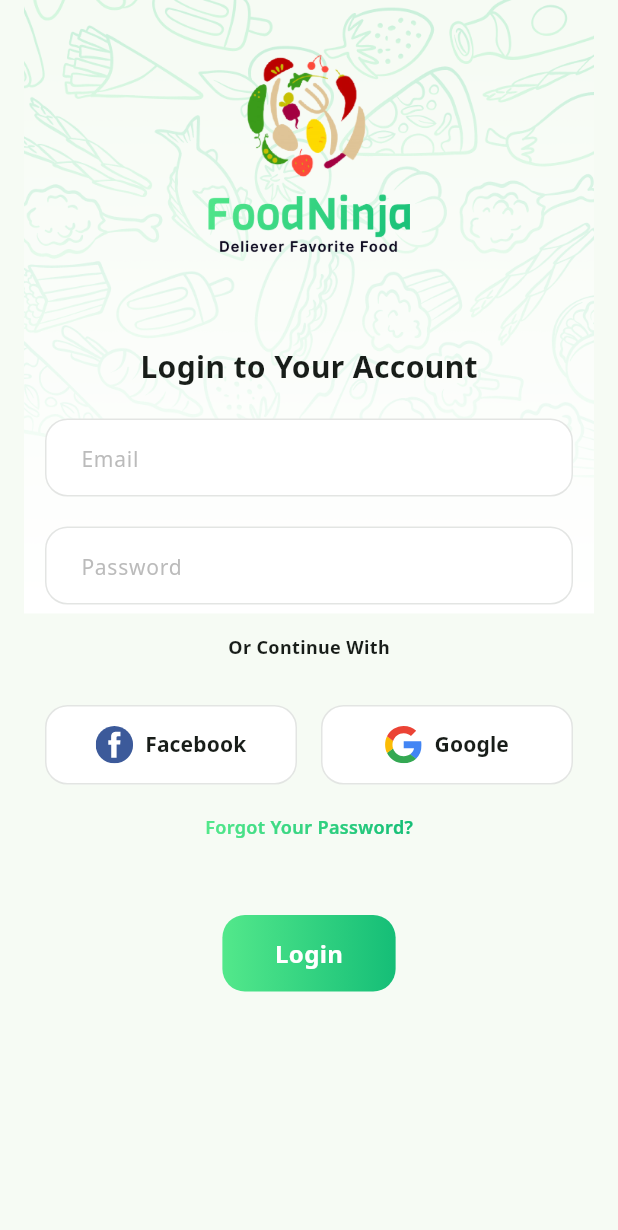
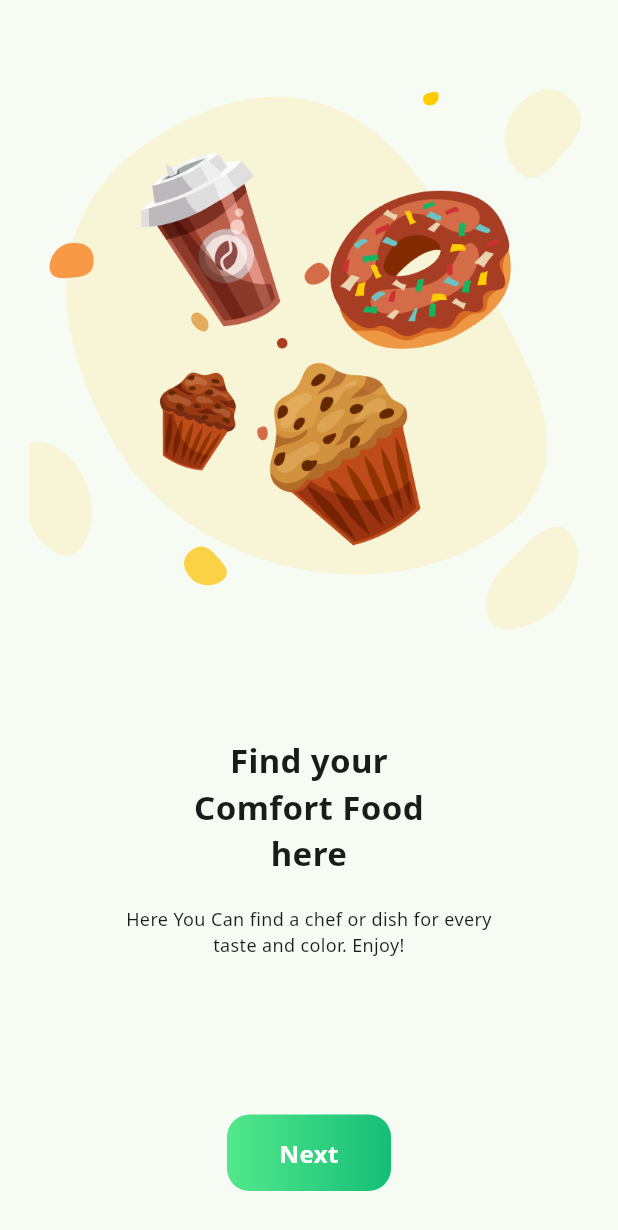
Before and after one commit to rafliandreansyah/food_delivery, a Flutter app: the screen it shows after launch, on a phone screen of 412 x 824 dp. Shown: the top 1230 px of the screen. Run offline on Flutter 3.47's test engine with Material 3 defaults, Android fonts, the phone set to English and light mode, and no system bars; drawn by our look-alikes of simple_gradient_text; our stand-ins replace flutter_svg, google_fonts.

Commit message:
slicing onboarding and splash screen

```diff
--- a/lib/main.dart
+++ b/lib/main.dart
@@ -1,5 +1,8 @@
 import 'package:flutter/material.dart';
+import 'package:food_delivery/src/core/constants/page.dart';
 import 'package:food_delivery/src/presentation/pages/login/login_page.dart';
+import 'package:food_delivery/src/presentation/pages/onboarding/onboarding_page.dart';
+import 'package:food_delivery/src/presentation/pages/splash_screen_page.dart';
 import 'util.dart';
 import 'theme.dart';
 
@@ -26,7 +29,12 @@ class MyApp extends StatelessWidget {
       debugShowCheckedModeBanner: false,
       title: 'Food Delivery App',
       theme: brightness == Brightness.light ? theme.light() : theme.dark(),
-      home: const LoginPage(),
+      initialRoute: '/',
+      routes: {
+        '/': (context) => const SplashScreenPage(),
+        loginPage: (context) => const LoginPage(),
+        onboardingPage: (context) => const OnBoardingPage(),
+      },
     );
   }
 }
--- /dev/null
+++ b/lib/src/presentation/pages/onboarding/onboarding_page.dart
@@ -0,0 +1,158 @@
+import 'package:flutter/material.dart';
+import 'package:food_delivery/src/core/assets/assets.gen.dart';
+import 'package:food_delivery/src/core/constants/page.dart';
+
+class OnBoardingPage extends StatefulWidget {
+  const OnBoardingPage({super.key});
+
+  @override
+  State<OnBoardingPage> createState() => _OnBoardingPageState();
+}
+
+class _OnBoardingPageState extends State<OnBoardingPage> {
+  late PageController _pageViewController;
+  int _currentPageIndex = 0;
+
+  @override
+  void initState() {
+    super.initState();
+    _pageViewController = PageController();
+  }
+
+  _handlePageViewChanged(int currentPageIndex) {
+    print(currentPageIndex);
+    setState(() {
+      _currentPageIndex = currentPageIndex;
+    });
+  }
+
+  _updateCurrentPageIndex(int index) {
+    if (_currentPageIndex == 1) {
+      Navigator.of(context).pushReplacementNamed(loginPage);
+    } else {
+      _pageViewController.animateToPage(index,
+          duration: const Duration(milliseconds: 500), curve: Curves.easeInOut);
+    }
+  }
+
+  @override
+  Widget build(BuildContext context) {
+    return Scaffold(
+      backgroundColor: Theme.of(context).colorScheme.surface,
+      body: SafeArea(
+        child: Stack(
+          alignment: Alignment.bottomCenter,
+          children: [
+            PageView(
+              controller: _pageViewController,
+              onPageChanged: _handlePageViewChanged,
+              children: [
+                Padding(
+                  padding: const EdgeInsets.all(20),
+                  child: Column(
+                    children: [
+                      Image.asset(
+                        Assets.images.bgOnboarding1.path,
+                        width: double.infinity,
+                      ),
+                      const SizedBox(
+                        height: 40,
+                      ),
+                      const SizedBox(
+                        width: 200,
+                        child: Text(
+                          textAlign: TextAlign.center,
+                          'Find your Comfort Food here',
+                          style: TextStyle(
+                              fontSize: 22, fontWeight: FontWeight.bold),
+                        ),
+                      ),
+                      const SizedBox(
+                        height: 20,
+                      ),
+                      const SizedBox(
+                        width: 250,
+                        child: Text(
+                          textAlign: TextAlign.center,
+                          'Here You Can find a chef or dish for every taste and color. Enjoy!',
+                          style: TextStyle(
+                            fontSize: 12,
+                          ),
+                        ),
+                      ),
+                    ],
+                  ),
+                ),
+                Padding(
+                  padding: const EdgeInsets.all(20),
+                  child: Column(
+                    children: [
+                      Image.asset(
+                        Assets.images.bgOnboarding2.path,
+                        width: double.infinity,
+                      ),
+                      const SizedBox(
+                        height: 40,
+                      ),
+                      const SizedBox(
+                        width: 300,
+                        child: Text(
+                          textAlign: TextAlign.center,
+                          'Food Ninja is Where Your Comfort Food Lives',
+                          style: TextStyle(
+                              fontSize: 22, fontWeight: FontWeight.bold),
+                        ),
+                      ),
+                      const SizedBox(
+                        height: 20,
+                      ),
+                      const SizedBox(
+                        width: 250,
+                        child: Text(
+                          textAlign: TextAlign.center,
+                          'Enjoy a fast and smooth food delivery at your doorstep',
+                          style: TextStyle(
+                            fontSize: 12,
+                          ),
+                        ),
+                      ),
+                    ],
+                  ),
+                ),
+              ],
+            ),
+            GestureDetector(
+              onTap: () {
+                _updateCurrentPageIndex(_currentPageIndex + 1);
+              },
+              child: Container(
+                margin: EdgeInsets.only(bottom: 30),
+                padding: EdgeInsets.symmetric(
+                  horizontal: 35,
+                  vertical: 14,
+                ),
+                decoration: BoxDecoration(
+                  borderRadius: BorderRadius.circular(15),
+                  gradient: LinearGradient(
+                    colors: [
+                      Color(0xFF53E88B),
+                      Color(0xFF15BE77),
+                    ],
+                  ),
+                ),
+                child: Text(
+                  'Next',
+                  style: TextStyle(
+                    color: Colors.white,
+                    fontWeight: FontWeight.bold,
+                    fontSize: 16,
+                  ),
+                ),
+              ),
+            )
+          ],
+        ),
+      ),
+    );
+  }
+}
```
Also changed, not shown: lib/src/core/assets/assets.gen.dart (+9 -1 lines), lib/src/presentation/pages/splash_screen_page.dart (added, +49 -0 lines), assets/images/bg-onboarding1.png (added), assets/images/bg-onboarding2.png (added).
